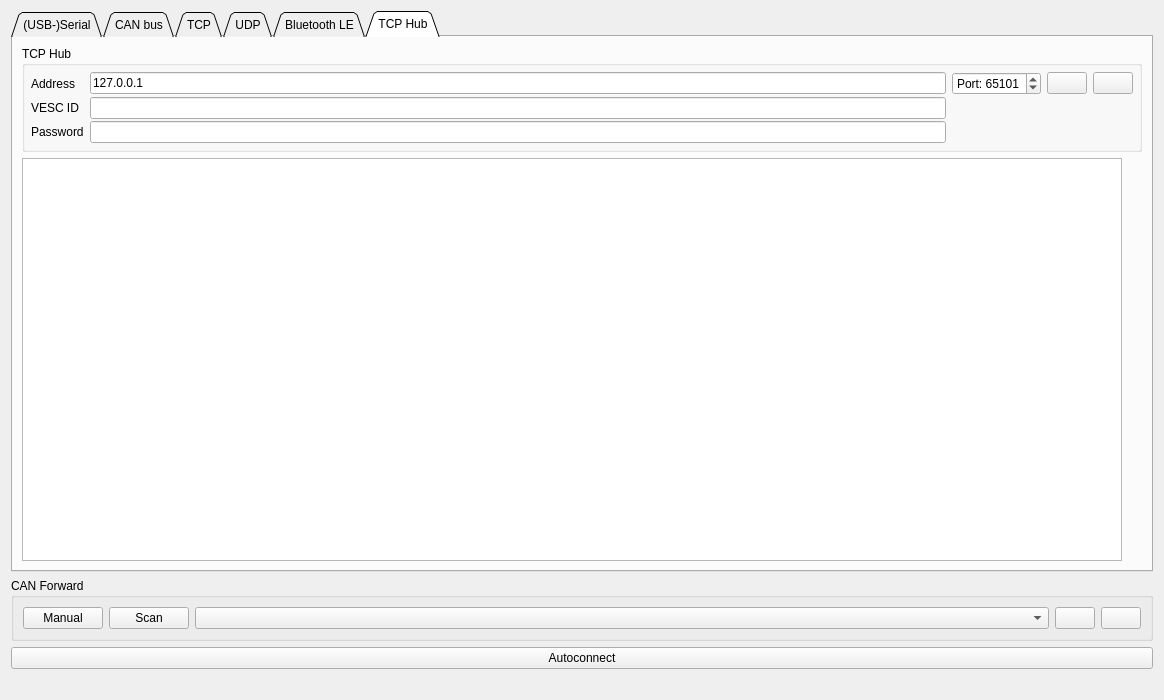
vedderb/vesc_tool, file pages/pageconnection.ui: the form before one commit.
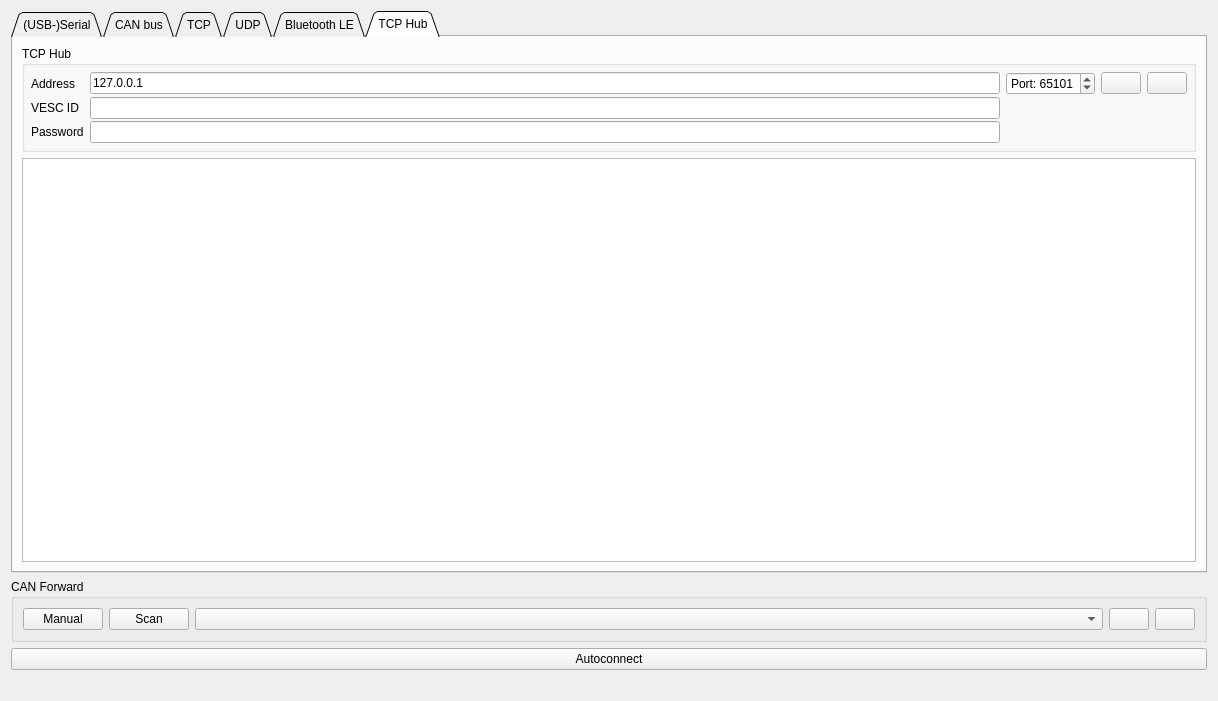
The form after the commit. The open tabs and pages were chosen to show the change. Icons and pictures are not drawn.

Diff of the .ui file:
```diff
--- a/pages/pageconnection.ui
+++ b/pages/pageconnection.ui
@@ -6,8 +6,8 @@
    <rect>
     <x>0</x>
     <y>0</y>
-    <width>1164</width>
-    <height>700</height>
+    <width>1218</width>
+    <height>701</height>
    </rect>
   </property>
   <property name="windowTitle">
@@ -922,30 +922,14 @@
           <property name="verticalSpacing">
            <number>2</number>
           </property>
-          <item row="1" column="2">
-           <widget class="QLineEdit" name="tcpHubVescIDlineEdit"/>
-          </item>
-          <item row="0" column="4">
-           <widget class="QPushButton" name="tcpHubDisconnectButton">
-            <property name="sizePolicy">
-             <sizepolicy hsizetype="Fixed" vsizetype="Fixed">
-              <horstretch>0</horstretch>
-              <verstretch>0</verstretch>
-             </sizepolicy>
-            </property>
-            <property name="toolTip">
-             <string>Disconnect</string>
-            </property>
+          <item row="0" column="0">
+           <widget class="QLabel" name="label_9">
             <property name="text">
-             <string/>
-            </property>
-            <property name="icon">
-             <iconset resource="../res.qrc">
-              <normaloff>:/res/icons/Disconnected-96.png</normaloff>:/res/icons/Disconnected-96.png</iconset>
+             <string>Address</string>
             </property>
            </widget>
           </item>
-          <item row="0" column="5">
+          <item row="0" column="4">
            <widget class="QPushButton" name="tcpHubConnectButton">
             <property name="sizePolicy">
              <sizepolicy hsizetype="Fixed" vsizetype="Fixed">
@@ -965,7 +949,30 @@
             </property>
            </widget>
           </item>
+          <item row="1" column="1">
+           <widget class="QLineEdit" name="tcpHubVescIdLineEdit"/>
+          </item>
           <item row="0" column="3">
+           <widget class="QPushButton" name="tcpHubDisconnectButton">
+            <property name="sizePolicy">
+             <sizepolicy hsizetype="Fixed" vsizetype="Fixed">
+              <horstretch>0</horstretch>
+              <verstretch>0</verstretch>
+             </sizepolicy>
+            </property>
+            <property name="toolTip">
+             <string>Disconnect</string>
+            </property>
+            <property name="text">
+             <string/>
+            </property>
+            <property name="icon">
+             <iconset resource="../res.qrc">
+              <normaloff>:/res/icons/Disconnected-96.png</normaloff>:/res/icons/Disconnected-96.png</iconset>
+            </property>
+           </widget>
+          </item>
+          <item row="0" column="2">
            <widget class="QSpinBox" name="tcpHubPortBox">
             <property name="prefix">
              <string>Port: </string>
@@ -978,27 +985,13 @@
             </property>
            </widget>
           </item>
-          <item row="1" column="0">
-           <widget class="QLabel" name="label_10">
-            <property name="text">
-             <string>VESC ID</string>
-            </property>
-           </widget>
-          </item>
-          <item row="0" column="2">
+          <item row="0" column="1">
            <widget class="QLineEdit" name="tcpHubServerEdit">
             <property name="text">
              <string>127.0.0.1</string>
             </property>
            </widget>
           </item>
-          <item row="0" column="0">
-           <widget class="QLabel" name="label_9">
-            <property name="text">
-             <string>Address</string>
-            </property>
-           </widget>
-          </item>
           <item row="2" column="0">
            <widget class="QLabel" name="label_11">
             <property name="text">
@@ -1006,31 +999,31 @@
             </property>
            </widget>
           </item>
-          <item row="2" column="2">
-           <widget class="QLineEdit" name="tcpHubVescPasswordlineEdit"/>
+          <item row="2" column="1">
+           <widget class="QLineEdit" name="tcpHubVescPasswordLineEdit"/>
+          </item>
+          <item row="1" column="0">
+           <widget class="QLabel" name="label_10">
+            <property name="text">
+             <string>VESC ID</string>
+            </property>
+           </widget>
           </item>
          </layout>
         </widget>
        </item>
        <item>
-        <layout class="QHBoxLayout" name="horizontalLayout_3">
-         <item>
-          <widget class="QPlainTextEdit" name="tcpHubplainTextEdit"/>
-         </item>
-         <item>
-          <spacer name="verticalSpacer_2">
-           <property name="orientation">
-            <enum>Qt::Vertical</enum>
-           </property>
-           <property name="sizeHint" stdset="0">
-            <size>
-             <width>20</width>
-             <height>40</height>
-            </size>
-           </property>
-          </spacer>
-         </item>
-        </layout>
+        <widget class="QPlainTextEdit" name="tcpHubplainTextEdit">
+         <property name="sizePolicy">
+          <sizepolicy hsizetype="Expanding" vsizetype="MinimumExpanding">
+           <horstretch>0</horstretch>
+           <verstretch>0</verstretch>
+          </sizepolicy>
+         </property>
+         <property name="readOnly">
+          <bool>true</bool>
+         </property>
+        </widget>
        </item>
       </layout>
      </widget>
```
